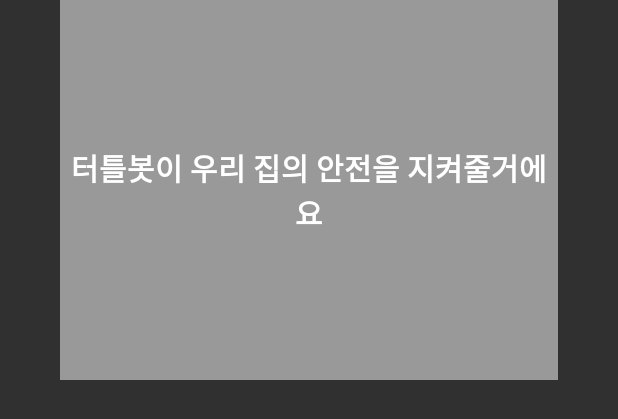
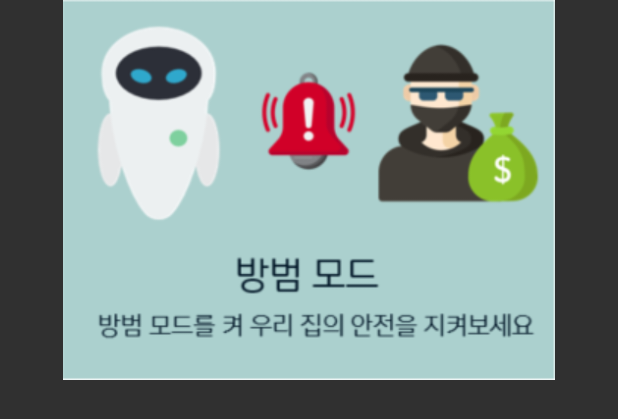
Before and after one commit to ckdghks34/IOT_10jobs, an Android app: the layout fragment_fourth.xml on its own in the app's theme, with its tools: preview values and no code run, on a phone screen of 412 x 824 dp. Shown: the top 419 px of the screen. Run offline under Robolectric (Android 15) with nearby library versions, the phone set to English and light mode, and no system bars.

Commit message:
Main화면 Carousel 이미지 추가

```diff
--- a/android/app/src/main/res/layout/fragment_fourth.xml
+++ b/android/app/src/main/res/layout/fragment_fourth.xml
@@ -14,21 +14,8 @@
             android:id="@+id/imgBanner1"
             android:layout_width="match_parent"
             android:layout_height="match_parent"
-            android:background="#999999"
+            android:src="@drawable/image4"
             android:contentDescription="@string/app_name"/>
-
-        <TextView
-            android:id="@+id/tvName1"
-            android:layout_width="match_parent"
-            android:layout_height="wrap_content"
-            android:layout_gravity="center"
-            android:gravity="center"
-            android:layout_centerInParent="true"
-            android:textColor="@android:color/white"
-            android:textSize="20sp"
-            android:textStyle="bold"
-            android:text="터틀봇이 우리 집의 안전을 지켜줄거에요"/>
-
     </RelativeLayout>
 
 
```
Also changed, not shown: android/app/src/main/java/com/example/a10jobs/Fragment/FragmentFirst.java (+2 -5 lines), android/app/src/main/java/com/example/a10jobs/MainActivity.java (+6 -8 lines), android/app/src/main/res/layout/activity_main.xml (+14 -8 lines), android/app/src/main/res/layout/fragment_first.xml (+7 -7 lines), android/app/src/main/res/layout/fragment_second.xml (+1 -13 lines), android/app/src/main/res/layout/fragment_third.xml (+1 -13 lines), android/app/src/main/res/drawable/image1.PNG (added), android/app/src/main/res/drawable/image2.PNG (added), android/app/src/main/res/drawable/image3.PNG (added), android/app/src/main/res/drawable/image4.PNG (added), android/app/src/main/res/mipmap-hdpi/image1.PNG (added), android/app/src/main/res/mipmap-xhdpi/image1.PNG (added), android/app/src/main/res/mipmap-xxhdpi/image1.PNG (added), android/app/src/main/res/mipmap-xxxhdpi/image1.PNG (added).
